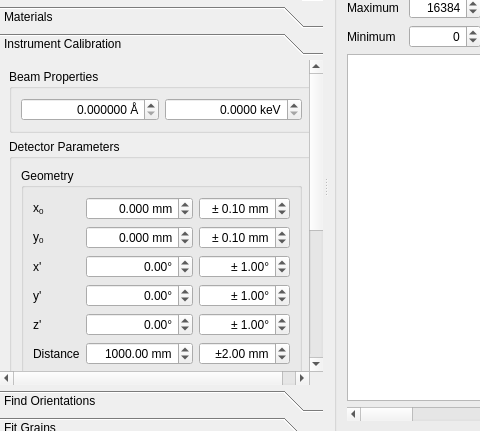
praxes/hexrd, file hexrd/qt/resources/mainwindow.ui: the form before one commit; both pictures show x 0 to 480 and y 86 to 517 of the 954 by 764 pixel window.
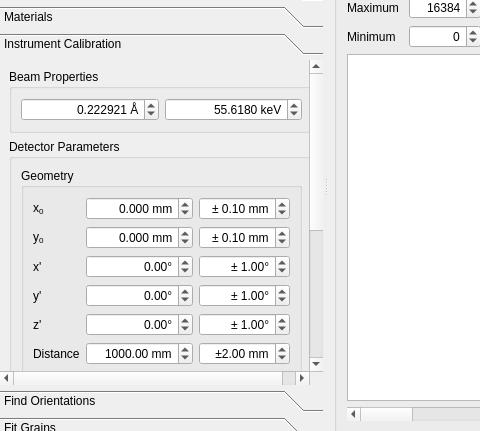
The form after the commit.

Commit message: adds tooltips for qt gui

Patch:
```diff
--- a/hexrd/qt/resources/mainwindow.ui
+++ b/hexrd/qt/resources/mainwindow.ui
@@ -670,7 +670,7 @@
         <property name="geometry">
          <rect>
           <x>0</x>
-          <y>-225</y>
+          <y>0</y>
           <width>316</width>
           <height>545</height>
          </rect>
@@ -696,6 +696,18 @@
               <property name="decimals">
                <number>4</number>
               </property>
+              <property name="minimum">
+               <double>0.100000000000000</double>
+              </property>
+              <property name="maximum">
+               <double>1000.000000000000000</double>
+              </property>
+              <property name="singleStep">
+               <double>0.100000000000000</double>
+              </property>
+              <property name="value">
+               <double>55.618000000000002</double>
+              </property>
              </widget>
             </item>
             <item row="0" column="0">
@@ -709,6 +721,18 @@
               <property name="decimals">
                <number>6</number>
               </property>
+              <property name="minimum">
+               <double>0.012398000000000</double>
+              </property>
+              <property name="maximum">
+               <double>123.984200000000001</double>
+              </property>
+              <property name="singleStep">
+               <double>0.001000000000000</double>
+              </property>
+              <property name="value">
+               <double>0.222921000000000</double>
+              </property>
              </widget>
             </item>
            </layout>
```
Left out of the diff: 45 changed lines with no effect on the pictures.
